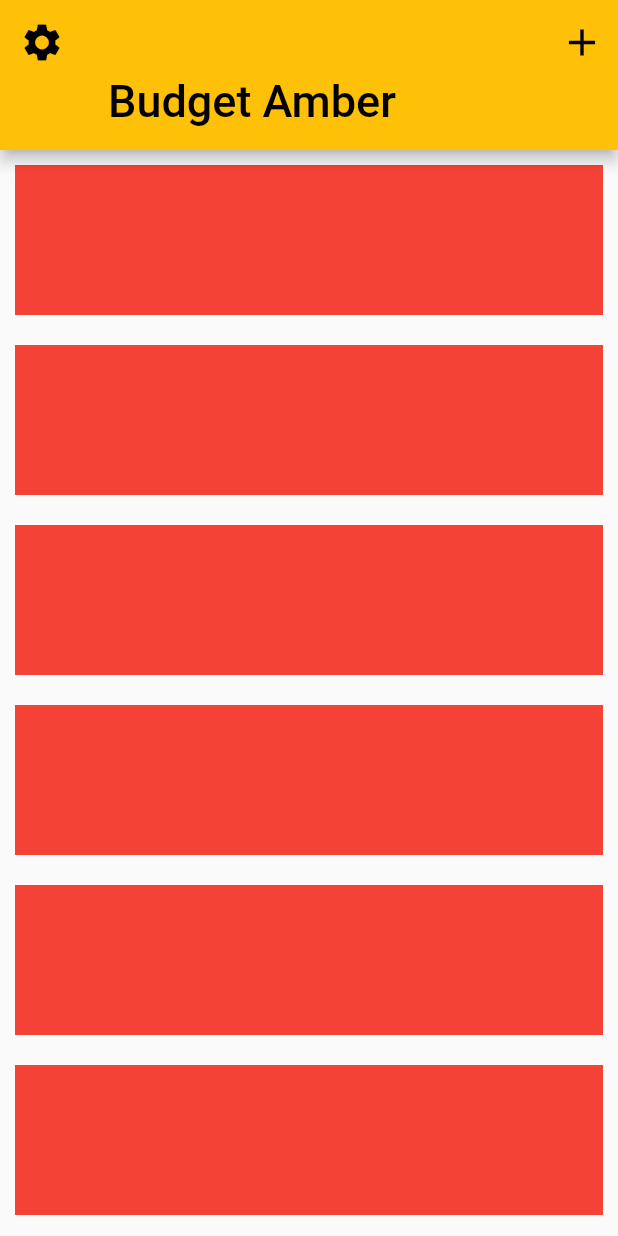
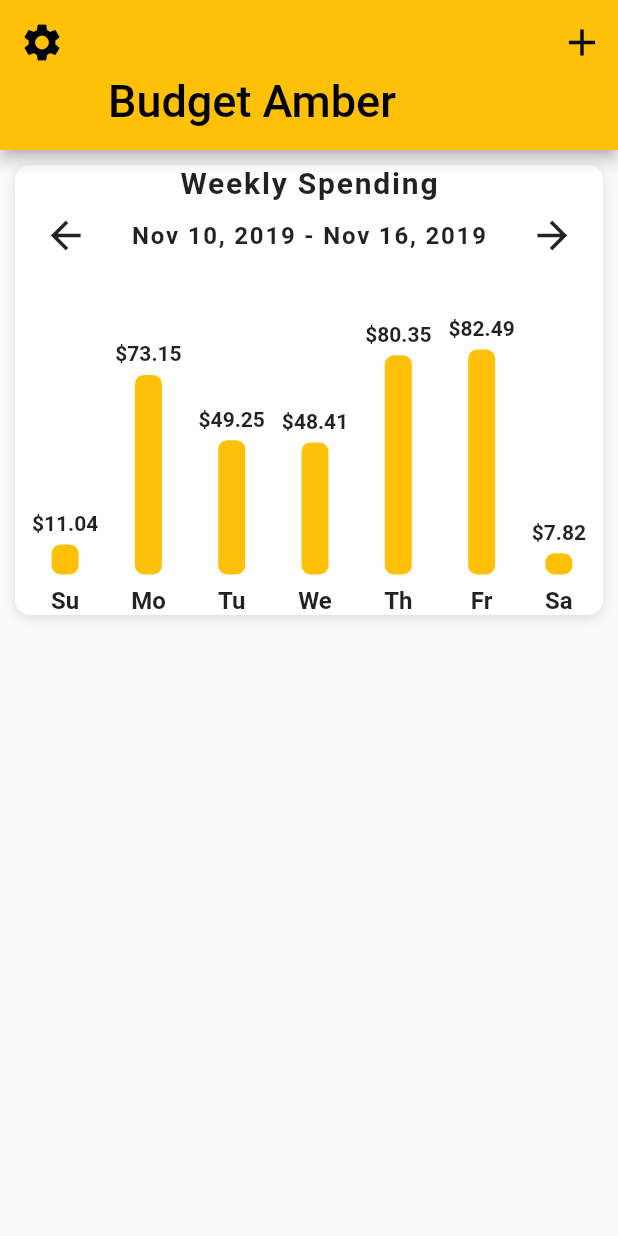
Before and after one commit to AbderrahmenBmz/Budget_UI_Flutter, a Flutter app: the screen it shows after launch, on a phone screen of 412 x 824 dp. Run offline on Flutter 3.47's test engine with Material 2 defaults, Android fonts, the phone set to English and light mode, and no system bars.

Commit message:
add BarChart

```diff
--- a/lib/main.dart
+++ b/lib/main.dart
@@ -8,7 +8,9 @@ void main() {
 class BudgetAmber extends StatelessWidget {
   @override
   Widget build(BuildContext context) {
+
     return MaterialApp(
+      debugShowCheckedModeBanner: false,
       title: 'Budget Amber',
       theme: ThemeData(
         primarySwatch: Colors.amber,
--- a/lib/screens/home_screen.dart
+++ b/lib/screens/home_screen.dart
@@ -1,3 +1,5 @@
+import 'package:budget_ui_flutter/data/data.dart';
+import 'package:budget_ui_flutter/widgets/bar_chart.dart';
 import 'package:flutter/material.dart';
 
 class HomeScreen extends StatefulWidget {
@@ -14,7 +16,7 @@ class _HomeScreenState extends State<HomeScreen> {
           SliverAppBar(
             forceElevated: true,
             floating: true,
-            expandedHeight: 100.0,
+          expandedHeight: 100.0,
             leading: IconButton(
               icon: Icon(Icons.settings),
               iconSize: 30.0,
@@ -32,14 +34,24 @@ class _HomeScreenState extends State<HomeScreen> {
             ],
           ),
           SliverList(
-            delegate: SliverChildBuilderDelegate((BuildContext context, int index){
+            delegate:
+                SliverChildBuilderDelegate((BuildContext context, int index) {
               return Container(
                 margin: EdgeInsets.all(10.0),
-                height: 100.0,
-                color:Colors.red
+             //   height: 100.0,
+                // color:Colors.red,
+                decoration: BoxDecoration(
+                    color: Colors.white,
+                    borderRadius: BorderRadius.circular(10.0),
+                    boxShadow: [
+                      BoxShadow(
+                          color: Colors.black12,
+                          offset: Offset(0, 2),
+                          blurRadius: 6.0)
+                    ]),
+                child: BarChar(weeklySpending),
               );
-            },
-            childCount: 10),
+            }, childCount: 1),
           )
         ],
       ),
--- /dev/null
+++ b/lib/widgets/bar_chart.dart
@@ -0,0 +1,133 @@
+import 'package:flutter/material.dart';
+
+class BarChar extends StatelessWidget {
+  final List<double> expenses;
+  BarChar(this.expenses);
+  @override
+  Widget build(BuildContext context) {
+    double mostExpensive = 0;
+    expenses.forEach((double  price) {
+        if(price > mostExpensive){
+           mostExpensive = price;
+        }
+
+     });
+    return Column(
+      children: <Widget>[
+        Text(
+          'Weekly Spending',
+          style: TextStyle(
+            fontSize: 20.0,
+            fontWeight: FontWeight.bold,
+            letterSpacing: 1.2,
+          ),
+        ),
+        Row(
+          mainAxisAlignment: MainAxisAlignment.spaceAround,
+          children: <Widget>[
+            IconButton(
+              icon: Icon(Icons.arrow_back),
+              iconSize: 30.0,
+              onPressed: () {},
+            ),
+            Text(
+              'Nov 10, 2019 - Nov 16, 2019',
+              style: TextStyle(
+                fontSize: 16.0,
+                fontWeight: FontWeight.w600,
+                letterSpacing: 1.2,
+              ),
+            ),
+            IconButton(
+              icon: Icon(Icons.arrow_forward),
+              iconSize: 30.0,
+              onPressed: () {},
+            ),
+          ],
+        ),
+        SizedBox(height: 30.0),
+        Row(
+             mainAxisAlignment: MainAxisAlignment.spaceEvenly,
+            crossAxisAlignment: CrossAxisAlignment.end,
+            children: <Widget>[
+              Bar(
+                label: 'Su',
+                amountSpent: expenses[0],
+                mostExpensive: mostExpensive,
+              ),
+              Bar(
+                label: 'Mo',
+                amountSpent: expenses[1],
+                mostExpensive: mostExpensive,
+              ),
+              Bar(
+                label: 'Tu',
+                amountSpent: expenses[2],
+                mostExpensive: mostExpensive,
+              ),
+              Bar(
+                label: 'We',
+                amountSpent: expenses[3],
+                mostExpensive: mostExpensive,
+              ),
+              Bar(
+                label: 'Th',
+                amountSpent: expenses[4],
+                mostExpensive: mostExpensive,
+              ),
+              Bar(
+                label: 'Fr',
+                amountSpent: expenses[5],
+                mostExpensive: mostExpensive,
+              ),
+              Bar(
+                label: 'Sa',
+                amountSpent: expenses[6],
+                mostExpensive: mostExpensive,
+              ),
+            ],
+        )
+      ],
+    );
+  }
+}
+
+class Bar extends StatelessWidget {
+  final String label;
+  final double amountSpent;
+  final mostExpensive;
+  final double _maxBarHeight = 150.0;
+
+  Bar({this.label, this.amountSpent, this.mostExpensive});
+
+  @override
+  Widget build(BuildContext context) {
+    final barHeight = amountSpent / mostExpensive * _maxBarHeight;
+    return Column(
+      children: <Widget>[
+        Text(
+          '\$${amountSpent.toStringAsFixed(2)}',
+          style: TextStyle(
+            fontWeight: FontWeight.w600,
+          ),
+        ),
+        SizedBox(height: 6.0),
+        Container(
+          height: barHeight,
+          width: 18.0,
+          decoration: BoxDecoration(
+              color: Theme.of(context).primaryColor,
+              borderRadius: BorderRadius.circular(6.0)),
+        ),
+        SizedBox(height: 8.0),
+        Text(
+          label,
+          style: TextStyle(
+            fontSize: 16.0,
+            fontWeight: FontWeight.w600,
+          ),
+        ),
+      ],
+    );
+  }
+}
```
